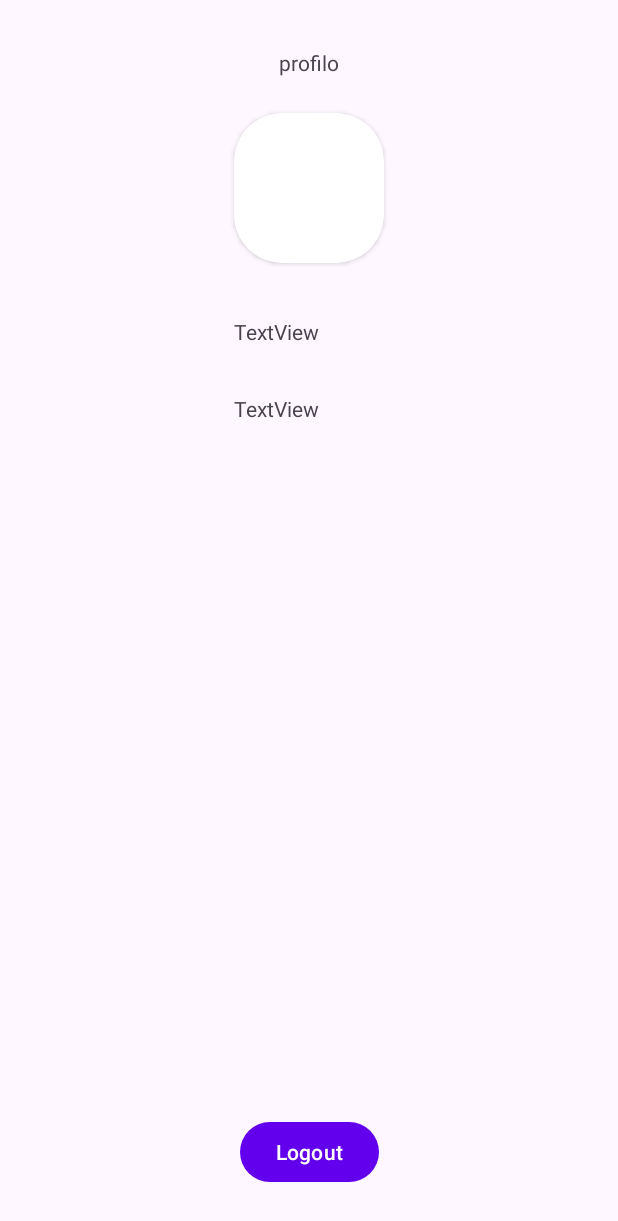
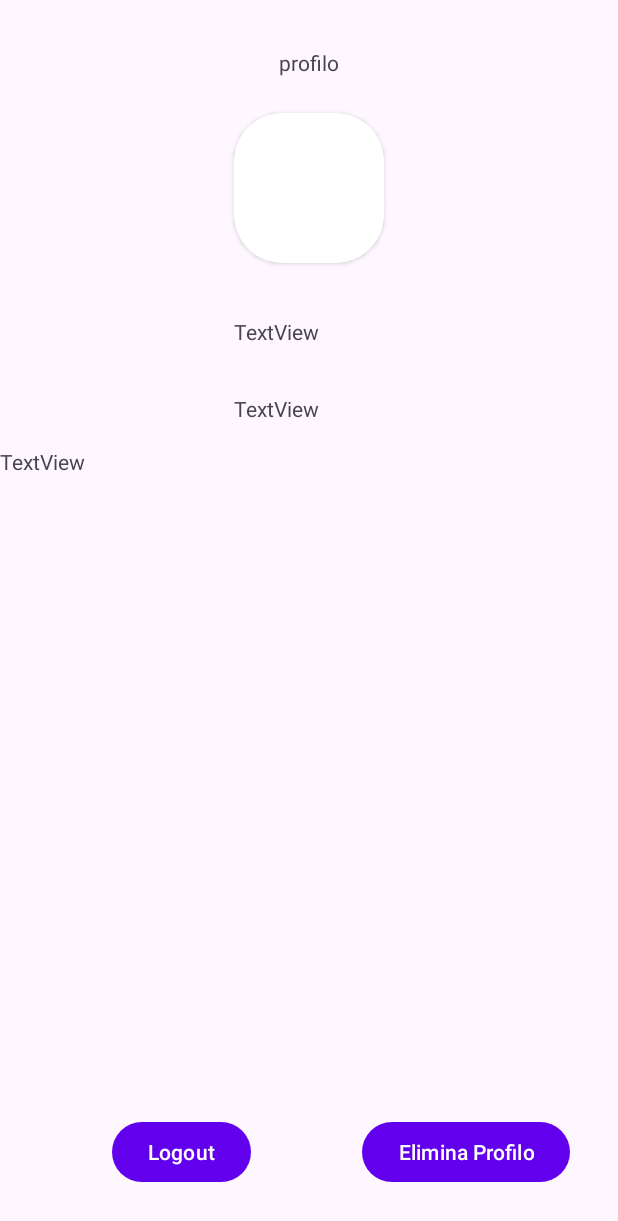
Before and after one commit to DiegoConce/HuntInBoh, an Android app: the fragment ProfileFragment shown on its own in the app's theme, on a phone screen of 412 x 824 dp. Shown: the top 1221 px of the screen. Run offline under Robolectric (Android 15) with nearby library versions, the phone set to English and light mode, and no system bars.

```diff
--- a/app/src/main/java/com/example/huntinbolo/model/User.kt
+++ b/app/src/main/java/com/example/huntinbolo/model/User.kt
@@ -7,4 +7,5 @@ data class User(
     var username: String,
     var bio: String?,
     var password: String,
+    var token: String
 )
--- a/app/src/main/java/com/example/huntinbolo/ui/ProfileFragment.kt
+++ b/app/src/main/java/com/example/huntinbolo/ui/ProfileFragment.kt
@@ -1,18 +1,17 @@
 package com.example.huntinbolo.ui
 
+import android.content.DialogInterface
 import android.os.Bundle
-import android.util.Log
 import android.view.LayoutInflater
 import android.view.View
 import android.view.ViewGroup
-import android.widget.Toast
 import androidx.fragment.app.Fragment
-import androidx.lifecycle.lifecycleScope
-import com.bumptech.glide.Glide
+import androidx.fragment.app.activityViewModels
 import com.example.huntinbolo.databinding.FragmentProfileBinding
-import com.example.huntinbolo.model.User
 import com.example.huntinbolo.repository.ApiInterface
+import com.example.huntinbolo.ui.viewmodel.UserViewModel
 import com.example.huntinbolo.utils.RetrofitClient
+import com.google.android.material.dialog.MaterialAlertDialogBuilder
 import com.google.gson.Gson
 import kotlinx.coroutines.GlobalScope
 import kotlinx.coroutines.launch
@@ -22,9 +21,7 @@ import retrofit2.Response
 
 class ProfileFragment : Fragment() {
     private lateinit var binding: FragmentProfileBinding
-
-
-    //https://static.wikia.nocookie.net/hunterxhunter/images/b/bd/HxH2011_EP147_Killua_Portrait.png/revision/latest/scale-to-width-down/1000?cb=20220624211000
+    private val viewModel: UserViewModel by activityViewModels()
 
     override fun onCreateView(
         inflater: LayoutInflater,
@@ -36,8 +33,21 @@ class ProfileFragment : Fragment() {
         //viewModel get users
         // set observable
 
+        setListeners()
         return binding.root
     }
 
 
+    private fun setListeners() {
+        binding.profileDeleteBtn.setOnClickListener {
+            val builder = MaterialAlertDialogBuilder(requireContext())
+                .setTitle("aooo")
+                .setMessage("messaggio")
+                .setPositiveButton("Yes", null)
+                .setNegativeButton("No", null)
+                .show()
+            //requireActivity().finish()
+        }
+    }
+
 }
--- a/app/src/main/java/com/example/huntinbolo/ui/SignUpFragment.kt
+++ b/app/src/main/java/com/example/huntinbolo/ui/SignUpFragment.kt
@@ -13,6 +13,7 @@ import com.example.huntinbolo.databinding.FragmentSignupBinding
 import com.example.huntinbolo.model.User
 import com.example.huntinbolo.repository.UserRepository
 import com.example.huntinbolo.ui.viewmodel.UserViewModel
+import com.example.huntinbolo.utils.StatusCode
 
 class SignUpFragment : Fragment() {
     private lateinit var binding: FragmentSignupBinding
@@ -33,8 +34,6 @@ class SignUpFragment : Fragment() {
         binding.signupButton.setOnClickListener {
             // findNavController().navigate(R.id.action_signUpFragment_to_bottomNavFragment)
 
-
-            //  UserRepository.registerUser(userTest)
 
             viewModel.performRegisterUser(
                 binding.signupEmail.text.toString().trim(),
--- a/app/src/main/java/com/example/huntinbolo/ui/viewmodel/UserViewModel.kt
+++ b/app/src/main/java/com/example/huntinbolo/ui/viewmodel/UserViewModel.kt
@@ -2,13 +2,15 @@ package com.example.huntinbolo.ui.viewmodel
 
 import androidx.lifecycle.MutableLiveData
 import androidx.lifecycle.ViewModel
+import com.example.huntinbolo.model.User
 import com.example.huntinbolo.repository.UserRepository
 
 class UserViewModel : ViewModel() {
 
     // val userList = MutableLiveData<ArrayList<>>
 
-    var signUpResposne = MutableLiveData<String>()
+    var signUpResponse = MutableLiveData<Int>()
+    var userToken = MutableLiveData<String>()
 
     fun performRegisterUser(
         email: String,
@@ -22,6 +24,6 @@ class UserViewModel : ViewModel() {
         map["bio"] = bio
         map["password"] = password
 
-        UserRepository.registerUser(map)
+        UserRepository.registerUser(map, userToken)
     }
 }
--- a/app/src/main/res/layout/fragment_profile.xml
+++ b/app/src/main/res/layout/fragment_profile.xml
@@ -51,6 +51,15 @@
         app:layout_constraintStart_toStartOf="@+id/profile_email"
         app:layout_constraintTop_toBottomOf="@+id/profile_email" />
 
+    <TextView
+        android:id="@+id/profile_token"
+        android:layout_width="wrap_content"
+        android:layout_height="wrap_content"
+        android:layout_marginTop="16dp"
+        android:text="TextView"
+        app:layout_constraintStart_toStartOf="parent"
+        app:layout_constraintTop_toBottomOf="@+id/profile_bio" />
+
     <Button
         android:id="@+id/button"
         android:layout_width="wrap_content"
@@ -58,6 +67,15 @@
         android:layout_marginBottom="32dp"
         android:text="Logout"
         app:layout_constraintBottom_toBottomOf="parent"
+        app:layout_constraintEnd_toStartOf="@+id/profile_delete_btn"
+        app:layout_constraintStart_toStartOf="parent" />
+
+    <Button
+        android:id="@+id/profile_delete_btn"
+        android:layout_width="wrap_content"
+        android:layout_height="wrap_content"
+        android:layout_marginEnd="32dp"
+        android:text="Elimina Profilo"
         app:layout_constraintEnd_toEndOf="parent"
-        app:layout_constraintStart_toStartOf="parent" />
+        app:layout_constraintTop_toTopOf="@+id/button" />
 </androidx.constraintlayout.widget.ConstraintLayout>
```
Also changed, not shown: app/src/main/java/com/example/huntinbolo/repository/ApiInterface.kt (+11 -2 lines), app/src/main/java/com/example/huntinbolo/repository/UserRepository.kt (+17 -6 lines), app/src/main/java/com/example/huntinbolo/utils/PreferenceHelper.kt (added, +16 -0 lines), app/src/main/java/com/example/huntinbolo/utils/StatusCode.kt (added, +10 -0 lines).
